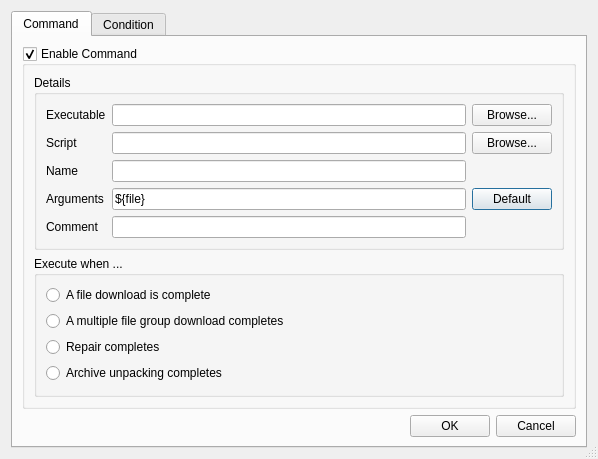
Qt form app/gui/dlgcommand.ui (ensisoft/newsflash-plus) before a commit.
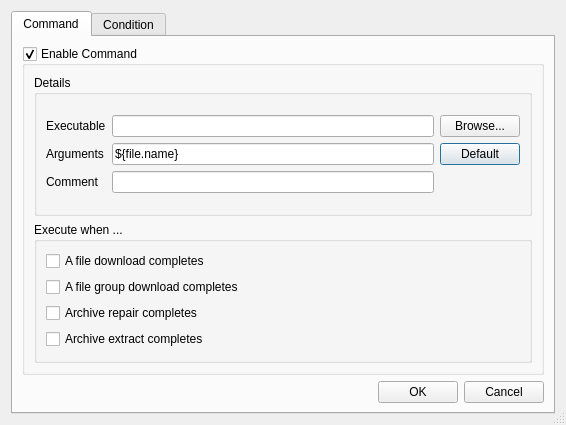
The same form after that commit. Icons and pictures are not drawn.

```diff
--- a/app/gui/dlgcommand.ui
+++ b/app/gui/dlgcommand.ui
@@ -6,8 +6,8 @@
    <rect>
     <x>0</x>
     <y>0</y>
-    <width>598</width>
-    <height>439</height>
+    <width>566</width>
+    <height>425</height>
    </rect>
   </property>
   <property name="acceptDrops">
@@ -54,37 +54,20 @@
             <layout class="QGridLayout" name="gridLayout_5">
              <item row="0" column="0">
               <layout class="QGridLayout" name="gridLayout_2">
-               <item row="4" column="0">
+               <item row="2" column="0">
                 <widget class="QLabel" name="label_5">
                  <property name="text">
                   <string>Comment</string>
                  </property>
                 </widget>
                </item>
-               <item row="1" column="1">
-                <widget class="QLineEdit" name="editFile"/>
-               </item>
                <item row="1" column="0">
-                <widget class="QLabel" name="label_6">
-                 <property name="text">
-                  <string>Script</string>
-                 </property>
-                </widget>
-               </item>
-               <item row="3" column="0">
                 <widget class="QLabel" name="label_11">
                  <property name="text">
                   <string>Arguments</string>
                  </property>
                 </widget>
                </item>
-               <item row="2" column="0">
-                <widget class="QLabel" name="label_4">
-                 <property name="text">
-                  <string>Name</string>
-                 </property>
-                </widget>
-               </item>
                <item row="0" column="1">
                 <widget class="QLineEdit" name="editExec">
                  <property name="toolTip">
@@ -92,20 +75,13 @@
                  </property>
                 </widget>
                </item>
-               <item row="3" column="2">
+               <item row="1" column="2">
                 <widget class="QPushButton" name="btnDefault">
                  <property name="text">
                   <string>Default</string>
                  </property>
                 </widget>
                </item>
-               <item row="1" column="2">
-                <widget class="QPushButton" name="btnBrowseFile">
-                 <property name="text">
-                  <string>Browse...</string>
-                 </property>
-                </widget>
-               </item>
                <item row="0" column="2">
                 <widget class="QPushButton" name="btnBrowseExec">
                  <property name="text">
@@ -113,24 +89,17 @@
                  </property>
                 </widget>
                </item>
-               <item row="2" column="1">
-                <widget class="QLineEdit" name="editName">
-                 <property name="toolTip">
-                  <string>The name for this tool</string>
-                 </property>
-                </widget>
-               </item>
-               <item row="3" column="1">
+               <item row="1" column="1">
                 <widget class="QLineEdit" name="editArgs">
                  <property name="toolTip">
                   <string>Arguments to be passed to the application when invoked. Pseudo argument ${file} will be expanded to the full file path at runtime</string>
                  </property>
                  <property name="text">
-                  <string>${file}</string>
+                  <string>${file.name}</string>
                  </property>
                 </widget>
                </item>
-               <item row="4" column="1">
+               <item row="2" column="1">
                 <widget class="QLineEdit" name="editComment">
                  <property name="toolTip">
                   <string>Keyboard shortcut</string>
@@ -156,9 +125,9 @@
             </property>
             <layout class="QVBoxLayout" name="verticalLayout_2">
              <item>
-              <widget class="QRadioButton" name="radioButton">
+              <widget class="QCheckBox" name="chkOnFile">
                <property name="text">
-                <string>A file download is complete</string>
+                <string>A file download completes</string>
                </property>
                <property name="autoExclusive">
                 <bool>true</bool>
@@ -166,9 +135,9 @@
               </widget>
              </item>
              <item>
-              <widget class="QRadioButton" name="radioButton_2">
+              <widget class="QCheckBox" name="chkOnPack">
                <property name="text">
-                <string>A multiple file group download completes</string>
+                <string>A file group download completes</string>
                </property>
                <property name="autoExclusive">
                 <bool>true</bool>
@@ -176,9 +145,9 @@
               </widget>
              </item>
              <item>
-              <widget class="QRadioButton" name="radioButton_3">
+              <widget class="QCheckBox" name="chkOnRepair">
                <property name="text">
-                <string>Repair completes</string>
+                <string>Archive repair completes</string>
                </property>
                <property name="autoExclusive">
                 <bool>true</bool>
@@ -186,9 +155,9 @@
               </widget>
              </item>
              <item>
-              <widget class="QRadioButton" name="radioButton_4">
+              <widget class="QCheckBox" name="chkOnUnpack">
                <property name="text">
-                <string>Archive unpacking completes</string>
+                <string>Archive extract completes</string>
                </property>
                <property name="autoExclusive">
                 <bool>true</bool>
```
Left out of the diff: 61 changed lines with no effect on the pictures.
